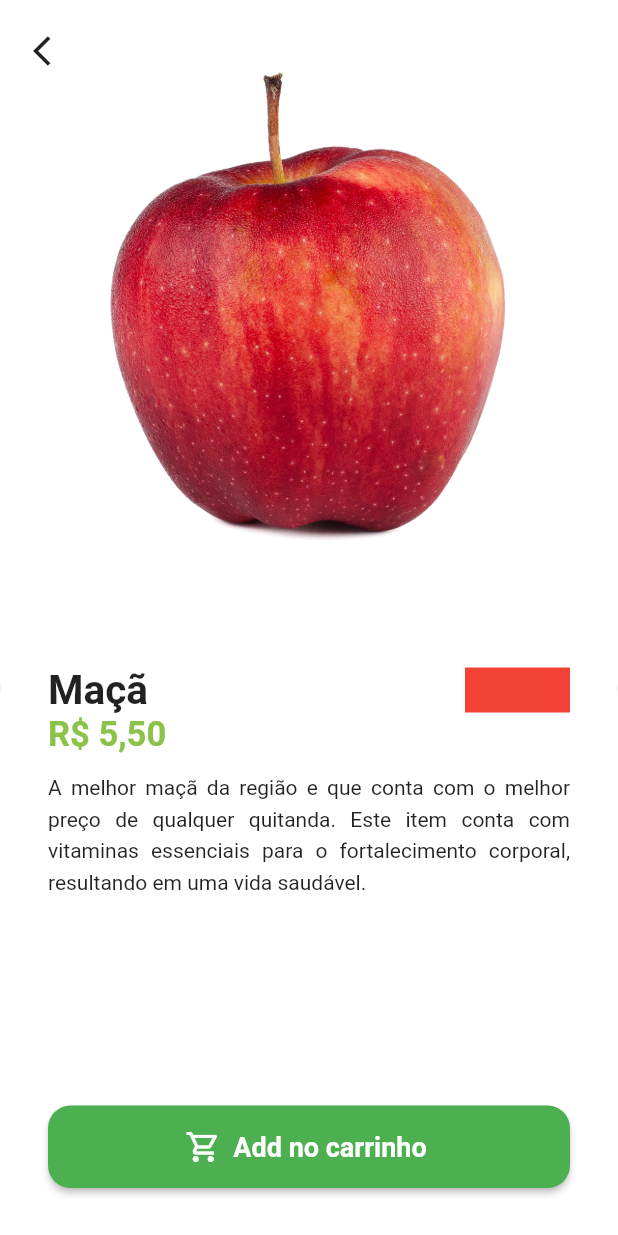
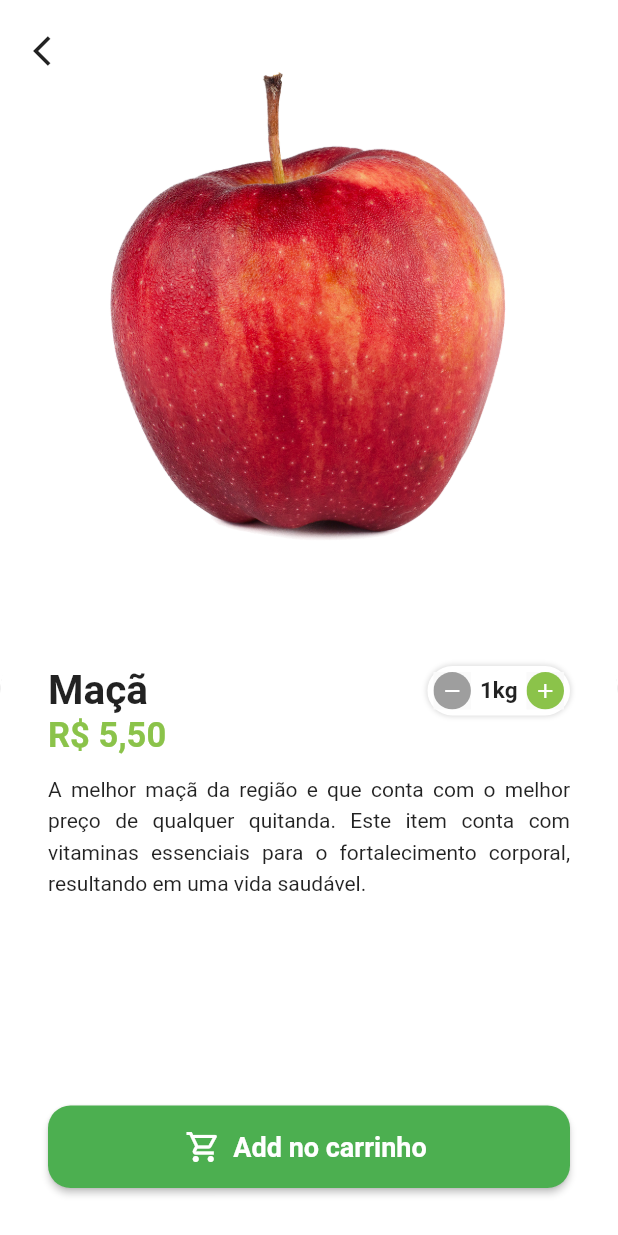
Before and after one commit to John-Rocha/greengrocer, a Flutter app: the screen it shows after launch, after a tap on "Entrar", after a tap on "Maçã", on a phone screen of 412 x 824 dp. Run offline on Flutter 3.47's test engine with Material 2 defaults, Android fonts, the phone set to English and light mode, and no system bars; our stand-ins replace animated_text_kit, badges, mask_text_input_formatter.

Commit message:
feat: add quantity button

```diff
--- /dev/null
+++ b/lib/src/pages/commom_widgets/quantity_widget.dart
@@ -0,0 +1,101 @@
+import 'package:flutter/material.dart';
+
+import 'package:greengrocer/src/config/custom_colors.dart';
+
+class QuantityWidget extends StatelessWidget {
+  const QuantityWidget({
+    Key? key,
+    required this.value,
+    required this.sufixText,
+    required this.result,
+  }) : super(key: key);
+
+  final int value;
+  final String sufixText;
+  final Function(int quantity) result;
+
+  @override
+  Widget build(BuildContext context) {
+    return Container(
+      padding: const EdgeInsets.all(4),
+      decoration: BoxDecoration(
+        color: Colors.white,
+        borderRadius: BorderRadius.circular(50),
+        boxShadow: [
+          BoxShadow(
+            color: Colors.grey.shade300,
+            spreadRadius: 1,
+            blurRadius: 2,
+          ),
+        ],
+      ),
+      child: Row(
+        children: [
+          _QuantityButton(
+            color: Colors.grey,
+            icon: Icons.remove,
+            onPressed: () {
+              if (value == 1) return;
+              int resultCount = value - 1;
+              result(resultCount);
+            },
+          ),
+          Padding(
+            padding: const EdgeInsets.symmetric(horizontal: 6),
+            child: Text(
+              '$value$sufixText',
+              style: const TextStyle(
+                fontSize: 15,
+                fontWeight: FontWeight.bold,
+              ),
+            ),
+          ),
+          _QuantityButton(
+            color: CustomColors.customSwatchColor,
+            icon: Icons.add,
+            onPressed: () {
+              int resultCount = value + 1;
+              result(resultCount);
+            },
+          ),
+        ],
+      ),
+    );
+  }
+}
+
+class _QuantityButton extends StatelessWidget {
+  const _QuantityButton({
+    Key? key,
+    required this.color,
+    required this.icon,
+    required this.onPressed,
+  }) : super(key: key);
+
+  final Color color;
+  final IconData icon;
+  final VoidCallback onPressed;
+
+  @override
+  Widget build(BuildContext context) {
+    return Material(
+      child: InkWell(
+        borderRadius: BorderRadius.circular(50),
+        onTap: onPressed,
+        child: Ink(
+          height: 25,
+          width: 25,
+          decoration: BoxDecoration(
+            color: color,
+            shape: BoxShape.circle,
+          ),
+          child: Icon(
+            icon,
+            color: Colors.white,
+            size: 16,
+          ),
+        ),
+      ),
+    );
+  }
+}
--- a/lib/src/pages/product/product_screen.dart
+++ b/lib/src/pages/product/product_screen.dart
@@ -2,15 +2,24 @@ import 'package:flutter/material.dart';
 import 'package:greengrocer/src/config/custom_colors.dart';
 
 import 'package:greengrocer/src/models/item_model.dart';
+import 'package:greengrocer/src/pages/commom_widgets/quantity_widget.dart';
 import 'package:greengrocer/src/services/utils_services.dart';
 
-class ProductScreen extends StatelessWidget {
+class ProductScreen extends StatefulWidget {
   const ProductScreen({
     Key? key,
     required this.item,
   }) : super(key: key);
 
   final ItemModel item;
+
+  @override
+  State<ProductScreen> createState() => _ProductScreenState();
+}
+
+class _ProductScreenState extends State<ProductScreen> {
+  int cartItemQuantity = 1;
+
   @override
   Widget build(BuildContext context) {
     return Scaffold(
@@ -22,8 +31,8 @@ class ProductScreen extends StatelessWidget {
             children: [
               Expanded(
                 child: Hero(
-                  tag: item.imgUrl,
-                  child: Image.asset(item.imgUrl),
+                  tag: widget.item.imgUrl,
+                  child: Image.asset(widget.item.imgUrl),
                 ),
               ),
               Expanded(
@@ -49,7 +58,7 @@ class ProductScreen extends StatelessWidget {
                         children: [
                           Expanded(
                             child: Text(
-                              item.itemName,
+                              widget.item.itemName,
                               maxLines: 2,
                               overflow: TextOverflow.ellipsis,
                               style: const TextStyle(
@@ -58,17 +67,21 @@ class ProductScreen extends StatelessWidget {
                               ),
                             ),
                           ),
-                          Container(
-                            height: 30,
-                            width: 70,
-                            color: Colors.red,
+                          QuantityWidget(
+                            value: cartItemQuantity,
+                            sufixText: widget.item.unit,
+                            result: (quantity) {
+                              setState(() {
+                                cartItemQuantity = quantity;
+                              });
+                            },
                           ),
                         ],
                       ),
 
                       // Preço
                       Text(
-                        UtilsServices.priceToCurrency(item.price),
+                        UtilsServices.priceToCurrency(widget.item.price),
                         style: TextStyle(
                           fontSize: 23,
                           fontWeight: FontWeight.bold,
@@ -82,7 +95,7 @@ class ProductScreen extends StatelessWidget {
                           padding: const EdgeInsets.symmetric(vertical: 10),
                           child: SingleChildScrollView(
                             child: Text(
-                              item.description,
+                              widget.item.description,
                               style: const TextStyle(
                                 height: 1.5,
                               ),
```
